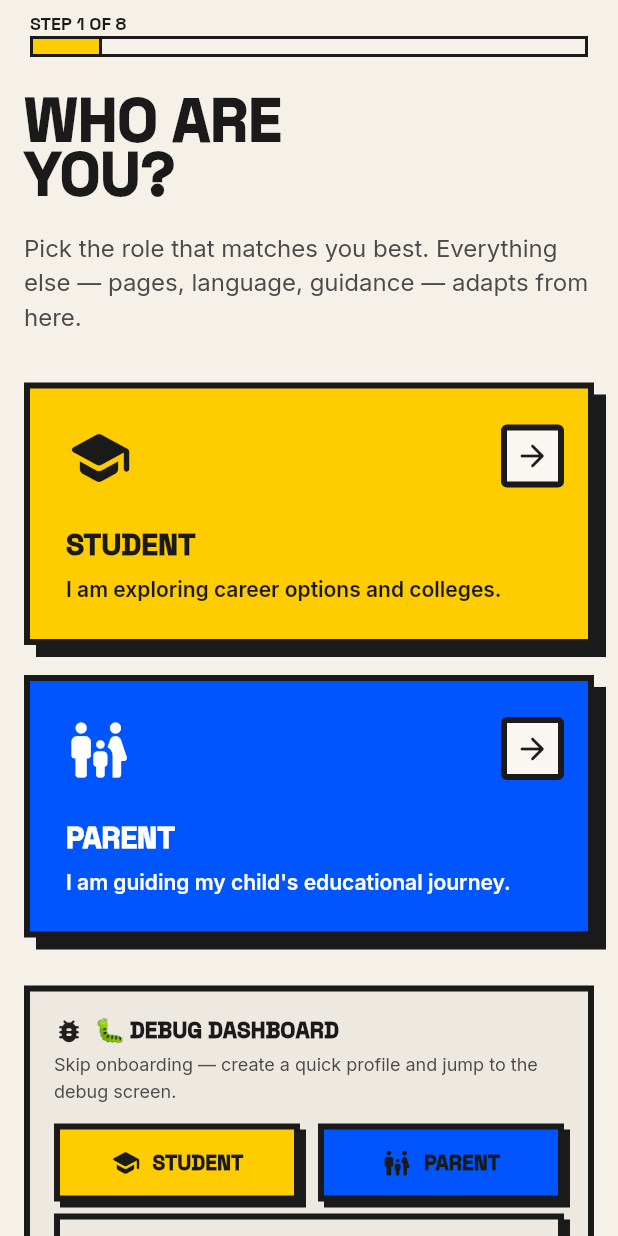
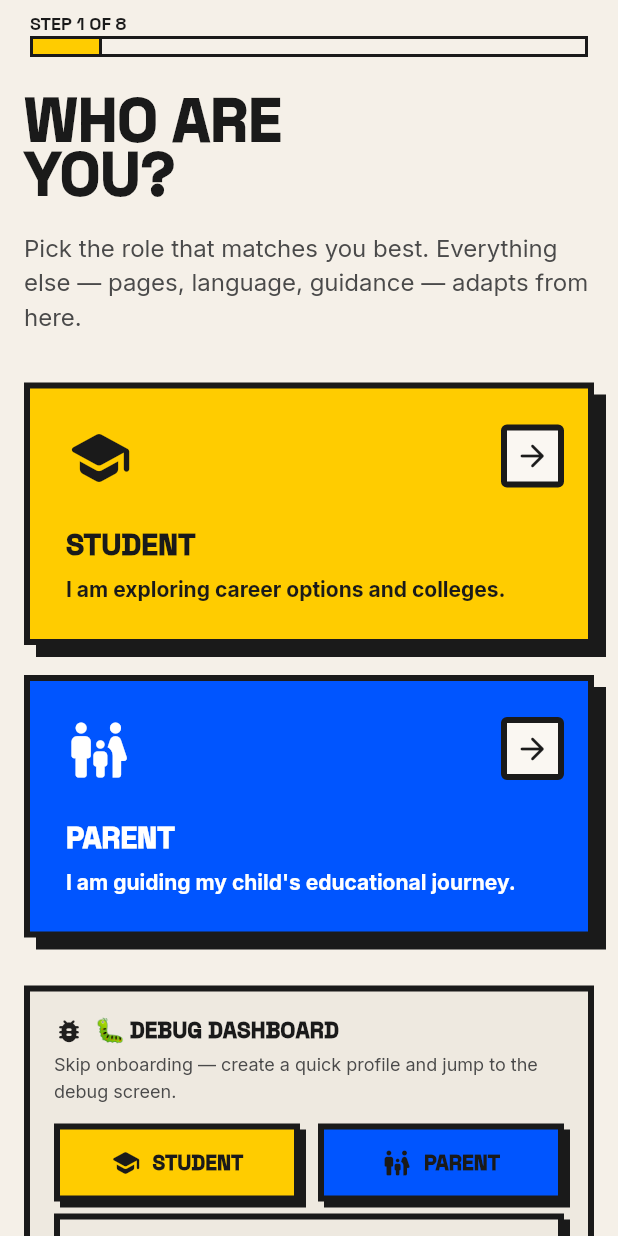
Before and after one commit to prasadsince1999/MargaDarshak, a Flutter app: the screen it shows after launch, on a phone screen of 412 x 824 dp. Run offline on Flutter 3.47's test engine with Material 3 defaults, Android fonts, the phone set to English and light mode, and no system bars; our stand-ins replace flutter_riverpod, go_router, shared_preferences; accounts and stored records are empty.

Commit message:
fix: bundle fonts so release builds render the design system
The release manifest declares no INTERNET permission — it exists only in the
debug and profile variants. google_fonts fetched Space Grotesk and Inter over
the network at runtime, so in every release install that fetch failed
silently and both families fell back to Roboto. The entire type system in
docs/03-design-system.md has never reached a student, and the app PrasaD
tests in debug does not look like the app people would install.

Both families are now bundled as assets:

  Inter          400 / 700 / 900
  Space Grotesk  400 / 500 / 700   (its maximum weight is 700)

Weights chosen from actual usage — w900 appears 185 times, w700 35. Flutter
resolves w500/w600/w800 to the nearest bundled weight. ~1.16 MB total.

google_fonts is removed from pubspec entirely rather than merely disabled
with allowRuntimeFetching = false. It is now impossible to fetch a font at
runtime, not just switched off.

INTERNET is deliberately NOT added. The app makes zero network calls, which
is what keeps the privacy policy's "data is not transmitted to any external
server" true and what makes it work on patchy mobile data. Bundling rather
than permitting is the fix.

app_typography no longer depends on GoogleFonts and builds its TextTheme from
the bundled families directly. OFL licences ship alongside the fonts.

Verified: the built asset bundle's FontManifest.json registers both families
with the correct weights.

Also replaces the default "A new Flutter project." pubspec description.

Co-Authored-By: Claude Opus 5 <noreply@anthropic.com>

```diff
--- a/lib/core/theme/app_typography.dart
+++ b/lib/core/theme/app_typography.dart
@@ -1,121 +1,68 @@
 import 'package:flutter/material.dart';
-import 'package:google_fonts/google_fonts.dart';
 
 /// Margadarshak typography system.
 ///
 /// Display, title, and label roles use Space Grotesk; body copy stays on Inter.
+///
+/// Both families are **bundled as assets** (see `pubspec.yaml`) rather than
+/// fetched at runtime. Release builds have no `INTERNET` permission, so a
+/// runtime fetch would silently fall back to Roboto and none of the type
+/// below would ever reach a student.
+///
+/// Bundled weights: Inter 400/700/900, Space Grotesk 400/500/700. Flutter
+/// resolves any other requested weight to the nearest bundled one.
 abstract final class AppTypography {
+  /// Display / heading family — geometric, used for titles and labels.
+  static const String displayFamily = 'Space Grotesk';
+
+  /// Body family — optimised for reading at small sizes.
+  static const String bodyFamily = 'Inter';
+
   static TextTheme textTheme(ColorScheme colorScheme) {
-    final display = GoogleFonts.spaceGroteskTextTheme();
-    final body = GoogleFonts.interTextTheme();
     final onSurface = colorScheme.onSurface;
 
-    return body.copyWith(
-      displayLarge: display.displayLarge?.copyWith(
-        fontSize: 40,
-        height: 44 / 40,
-        fontWeight: FontWeight.w700,
-        letterSpacing: 0,
-        color: onSurface,
-      ),
-      displayMedium: display.displayMedium?.copyWith(
-        fontSize: 32,
-        height: 36 / 32,
-        fontWeight: FontWeight.w700,
-        letterSpacing: 0,
-        color: onSurface,
-      ),
-      displaySmall: display.displaySmall?.copyWith(
-        fontSize: 28,
-        height: 32 / 28,
-        fontWeight: FontWeight.w700,
-        letterSpacing: 0,
-        color: onSurface,
-      ),
-      headlineLarge: display.headlineLarge?.copyWith(
-        fontSize: 28,
-        height: 32 / 28,
-        fontWeight: FontWeight.w700,
-        letterSpacing: 0,
-        color: onSurface,
-      ),
-      headlineMedium: display.headlineMedium?.copyWith(
-        fontSize: 24,
-        height: 28 / 24,
-        fontWeight: FontWeight.w700,
-        letterSpacing: 0,
-        color: onSurface,
-      ),
-      headlineSmall: display.headlineSmall?.copyWith(
-        fontSize: 20,
-        height: 24 / 20,
-        fontWeight: FontWeight.w700,
-        letterSpacing: 0,
-        color: onSurface,
-      ),
-      titleLarge: display.titleLarge?.copyWith(
-        fontSize: 20,
-        height: 24 / 20,
-        fontWeight: FontWeight.w700,
-        letterSpacing: 0,
-        color: onSurface,
-      ),
-      titleMedium: display.titleMedium?.copyWith(
-        fontSize: 18,
-        height: 22 / 18,
-        fontWeight: FontWeight.w700,
-        letterSpacing: 0,
-        color: onSurface,
-      ),
-      titleSmall: display.titleSmall?.copyWith(
-        fontSize: 15,
-        height: 20 / 15,
-        fontWeight: FontWeight.w700,
-        letterSpacing: 0,
-        color: onSurface,
-      ),
-      bodyLarge: body.bodyLarge?.copyWith(
-        fontSize: 16,
-        height: 24 / 16,
-        fontWeight: FontWeight.w400,
-        letterSpacing: 0,
-        color: onSurface,
-      ),
-      bodyMedium: body.bodyMedium?.copyWith(
-        fontSize: 14,
-        height: 20 / 14,
-        fontWeight: FontWeight.w400,
-        letterSpacing: 0,
-        color: onSurface,
-      ),
-      bodySmall: body.bodySmall?.copyWith(
-        fontSize: 12,
-        height: 18 / 12,
-        fontWeight: FontWeight.w400,
-        letterSpacing: 0,
-        color: onSurface,
-      ),
-      labelLarge: display.labelLarge?.copyWith(
-        fontSize: 14,
-        height: 20 / 14,
-        fontWeight: FontWeight.w700,
-        letterSpacing: 0,
-        color: onSurface,
-      ),
-      labelMedium: display.labelMedium?.copyWith(
-        fontSize: 12,
-        height: 16 / 12,
-        fontWeight: FontWeight.w700,
-        letterSpacing: 0,
-        color: onSurface,
-      ),
-      labelSmall: display.labelSmall?.copyWith(
-        fontSize: 11,
-        height: 14 / 11,
-        fontWeight: FontWeight.w700,
-        letterSpacing: 0,
-        color: onSurface,
-      ),
+    TextStyle display({
+      required double size,
+      required double lineHeight,
+      FontWeight weight = FontWeight.w700,
+    }) => TextStyle(
+      fontFamily: displayFamily,
+      fontSize: size,
+      height: lineHeight / size,
+      fontWeight: weight,
+      letterSpacing: 0,
+      color: onSurface,
+    );
+
+    TextStyle body({
+      required double size,
+      required double lineHeight,
+      FontWeight weight = FontWeight.w400,
+    }) => TextStyle(
+      fontFamily: bodyFamily,
+      fontSize: size,
+      height: lineHeight / size,
+      fontWeight: weight,
+      letterSpacing: 0,
+      color: onSurface,
+    );
+
+    return TextTheme(
+      displayLarge: display(size: 40, lineHeight: 44),
+      displayMedium: display(size: 32, lineHeight: 36),
+      displaySmall: display(size: 28, lineHeight: 32),
+      headlineLarge: display(size: 28, lineHeight: 32),
+      headlineMedium: display(size: 24, lineHeight: 28),
+      headlineSmall: display(size: 20, lineHeight: 24),
+      titleLarge: display(size: 20, lineHeight: 24),
+      titleMedium: display(size: 18, lineHeight: 22),
+      titleSmall: display(size: 15, lineHeight: 20),
+      bodyLarge: body(size: 16, lineHeight: 24),
+      bodyMedium: body(size: 14, lineHeight: 20),
+      bodySmall: body(size: 12, lineHeight: 18),
+      labelLarge: display(size: 14, lineHeight: 20),
+      labelMedium: display(size: 12, lineHeight: 16),
+      labelSmall: display(size: 11, lineHeight: 14),
     );
   }
 }
```
Also changed, not shown: assets/fonts/OFL-Inter.txt (added, +93 -0 lines), assets/fonts/OFL-SpaceGrotesk.txt (added, +93 -0 lines), pubspec.yaml (+30 -2 lines), assets/fonts/Inter-Black.ttf (added), assets/fonts/Inter-Bold.ttf (added), assets/fonts/Inter-Regular.ttf (added), assets/fonts/SpaceGrotesk-Bold.ttf (added), assets/fonts/SpaceGrotesk-Medium.ttf (added), assets/fonts/SpaceGrotesk-Regular.ttf (added), pubspec.lock.
